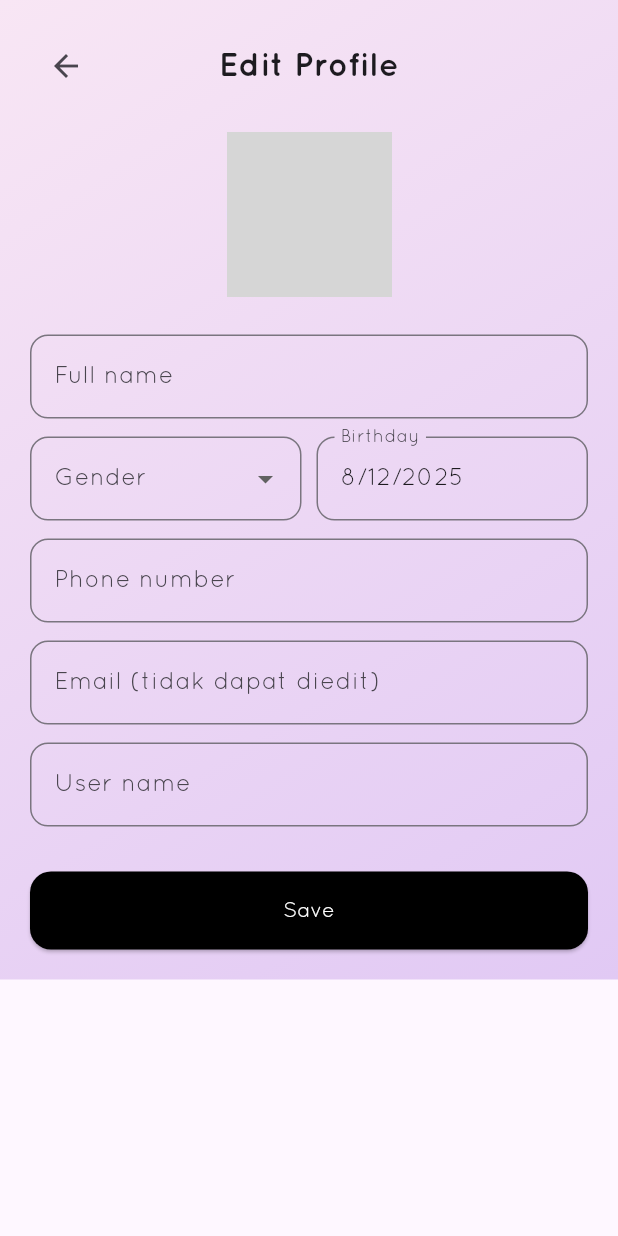
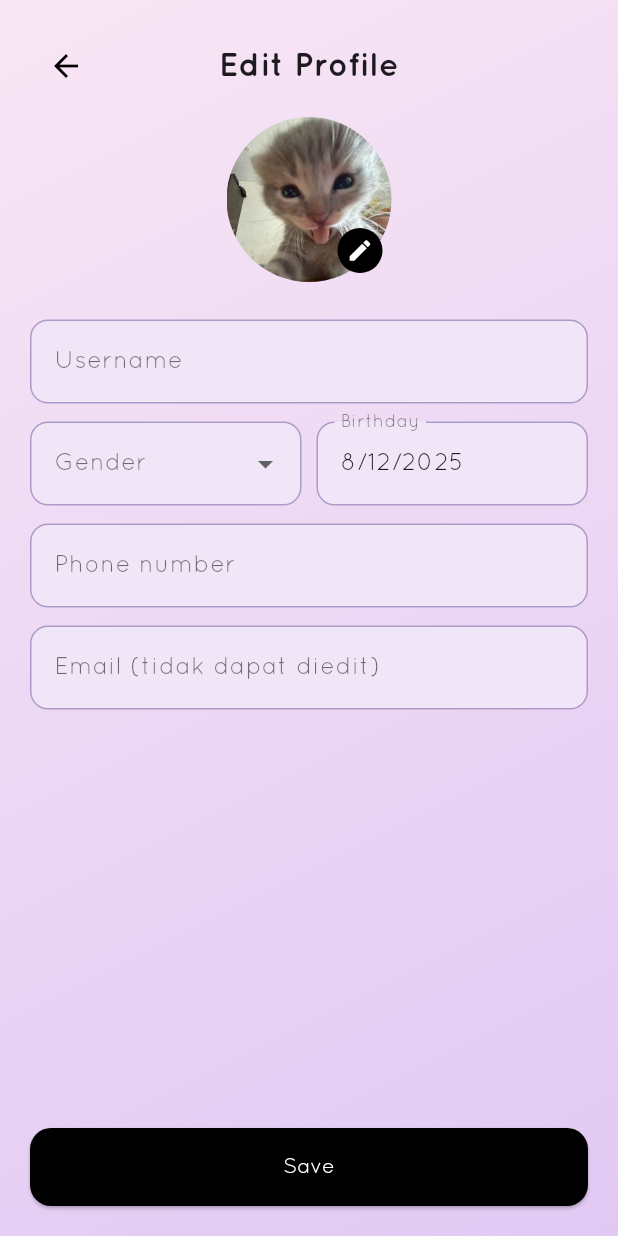
Before and after one commit to zawcompany/MOOD_TRACKER, a Flutter app: the ProfilePage screen opened by its route, after a tap on "Edit Profile", on a phone screen of 412 x 824 dp. Run offline on Flutter 3.47's test engine with Material 3 defaults, Android fonts, the phone set to English and light mode, and no system bars; our stand-ins replace cloud_firestore, firebase_auth, firebase_core; accounts and stored records are empty; grey boxes are pictures that could not be loaded.

Commit message:
feat(profile): Refactor UI Structure, Enhance Input Styling, and Fix Pict Profile

```diff
--- /dev/null
+++ b/devtools_options.yaml
@@ -0,0 +1,3 @@
+description: This file stores settings for Dart & Flutter DevTools.
+documentation: https://docs.flutter.dev/tools/devtools/extensions#configure-extension-enablement-states
+extensions:
--- a/lib/main.dart
+++ b/lib/main.dart
@@ -14,9 +14,6 @@ import 'page/dashboard/presentation/screens/detail_mood_screen.dart';
 import 'page/sign_in_page.dart';
 import 'page/welcome_page.dart';
 import 'page/profile_page.dart';
-import 'page/forgot_password_page.dart';
-import 'page/otp_verification_page.dart';
-import '../../services/reset_new_password_page.dart';
 
 void main() async {
   WidgetsFlutterBinding.ensureInitialized();
--- a/lib/page/dashboard/presentation/widgets/quote_card.dart
+++ b/lib/page/dashboard/presentation/widgets/quote_card.dart
@@ -96,7 +96,7 @@ class _QuoteCardState extends State<QuoteCard> {
           if (snapshot.hasData) {
             final quote = snapshot.data!;
             return _buildQuoteContent(
-              '${quote.content}',
+              quote.content,
               '- ${quote.author}',
               Colors.white,
             );
--- a/lib/page/edit_profile_page.dart
+++ b/lib/page/edit_profile_page.dart
@@ -14,16 +14,18 @@ class _EditProfilePageState extends State<EditProfilePage> {
   final AuthService _authService = AuthService();
   final FirebaseFirestore _firestore = FirebaseFirestore.instance;
 
-  final TextEditingController _nameController = TextEditingController();
+  final TextEditingController _usernameController = TextEditingController();
   final TextEditingController _phoneController = TextEditingController();
   final TextEditingController _emailController = TextEditingController();
-  final TextEditingController _usernameController = TextEditingController();
   final TextEditingController _birthdayController = TextEditingController();
 
   String _gender = "Male";
   DateTime? _selectedDate;
   bool _isLoading = false;
   bool _isProfileLoading = true;
+
+  // definisikan warna ungu untuk border
+  final Color _purpleBorderColor = const Color.fromARGB(177, 142, 120, 179);
 
   @override
   void initState() {
@@ -33,10 +35,9 @@ class _EditProfilePageState extends State<EditProfilePage> {
 
   @override
   void dispose() {
-    _nameController.dispose();
+    _usernameController.dispose();
     _phoneController.dispose();
     _emailController.dispose();
-    _usernameController.dispose();
     _birthdayController.dispose();
     super.dispose();
   }
@@ -49,7 +50,6 @@ class _EditProfilePageState extends State<EditProfilePage> {
       return;
     }
 
-    _nameController.text = user.displayName ?? '';
     _emailController.text = user.email ?? '';
 
     try {
@@ -59,13 +59,15 @@ class _EditProfilePageState extends State<EditProfilePage> {
         final data = doc.data()!;
         _phoneController.text = data['phone'] ?? '';
         _gender = data['gender'] ?? 'Male';
-        _usernameController.text = data['username'] ?? '';
+        _usernameController.text = data['username'] ?? user.displayName ?? '';
 
         if (data['birthday'] is Timestamp) {
           _selectedDate = (data['birthday'] as Timestamp).toDate();
           _birthdayController.text =
               "${_selectedDate!.day}/${_selectedDate!.month}/${_selectedDate!.year}";
         }
+      } else {
+         _usernameController.text = user.displayName ?? '';
       }
     } catch (e) {
       debugPrint("Error loading profile data: $e");
@@ -75,10 +77,10 @@ class _EditProfilePageState extends State<EditProfilePage> {
   }
 
   Future<void> _handleSave() async {
-    if (_nameController.text.trim().isEmpty) {
+    if (_usernameController.text.trim().isEmpty) {
       if (!mounted) return;
       ScaffoldMessenger.of(context).showSnackBar(
-        const SnackBar(content: Text('Nama tidak boleh kosong.')),
+        const SnackBar(content: Text('Username tidak boleh kosong.')),
       );
       return;
     }
@@ -90,7 +92,7 @@ class _EditProfilePageState extends State<EditProfilePage> {
 
     try {
       await _authService.updateUserData(
-        name: _nameController.text.trim(),
+        name: _usernameController.text.trim(),
         email: _emailController.text.trim(),
       );
 
@@ -103,11 +105,12 @@ class _EditProfilePageState extends State<EditProfilePage> {
       });
 
       if (!mounted) return;
-      Navigator.pop(context);
 
       ScaffoldMessenger.of(context).showSnackBar(
         const SnackBar(content: Text('Profil berhasil diperbarui!')),
       );
+      Navigator.pop(context);
+
     } catch (e) {
       if (!mounted) return;
       ScaffoldMessenger.of(context).showSnackBar(
@@ -143,19 +146,23 @@ class _EditProfilePageState extends State<EditProfilePage> {
       );
     }
 
-    return Scaffold(
-      body: Container(
+    return Container(
       decoration: _bgGradient(),
-        child: SafeArea(
-          child: SingleChildScrollView(
-            padding: const EdgeInsets.all(20),
+      child: Scaffold(
+        backgroundColor: Colors.transparent,
+        body: SafeArea(
           child: Column(
             children: [
-                Row(
+              // headernya (button back dan title)
+              Padding(
+                padding: const EdgeInsets.only(
+                    left: 20, right: 20, top: 20, bottom: 10),
+                child: Row(
                   children: [
                     IconButton(
                       onPressed: () => Navigator.pop(context),
                       icon: const Icon(Icons.arrow_back),
+                      color: Colors.black,
                     ),
                     const Expanded(
                       child: Text(
@@ -168,15 +175,21 @@ class _EditProfilePageState extends State<EditProfilePage> {
                     const SizedBox(width: 48),
                   ],
                 ),
+              ),
 
-                const SizedBox(height: 20),
-
+              // formulir
+              Expanded(
+                child: SingleChildScrollView(
+                  padding: const EdgeInsets.symmetric(horizontal: 20),
+                  child: Column(
+                    children: [
+                      // Profile Picture
                       Stack(
                         alignment: Alignment.center,
                         children: [
                           const CircleAvatar(
                             radius: 55,
-                      backgroundImage: AssetImage("assets/profile.png"),
+                            backgroundImage: AssetImage("assets/images/profileMT.jpg"),
                           ),
                           Positioned(
                             right: 6,
@@ -196,7 +209,8 @@ class _EditProfilePageState extends State<EditProfilePage> {
 
                       const SizedBox(height: 25),
 
-                _input("Full name", _nameController),
+                      // input Fields
+                      _input("Username", _usernameController),
                       const SizedBox(height: 12),
 
                       Row(
@@ -204,7 +218,6 @@ class _EditProfilePageState extends State<EditProfilePage> {
                           Expanded(
                             child: DropdownButtonFormField<String>(
                               initialValue: _gender,
-
                               items: const [
                                 DropdownMenuItem(value: "Male", child: Text("Male")),
                                 DropdownMenuItem(
@@ -236,12 +249,16 @@ class _EditProfilePageState extends State<EditProfilePage> {
                         decoration: _inputDec("Email (tidak dapat diedit)"),
                       ),
 
-                const SizedBox(height: 12),
-                _input("User name", _usernameController),
+                      const SizedBox(height: 10),
+                    ],
+                  ),
+                ),
+              ),
 
-                const SizedBox(height: 30),
-
-                SizedBox(
+              // button save
+              Padding(
+                padding: const EdgeInsets.all(20),
+                child: SizedBox(
                   width: double.infinity,
                   child: ElevatedButton(
                     style: ElevatedButton.styleFrom(
@@ -264,8 +281,8 @@ class _EditProfilePageState extends State<EditProfilePage> {
                             style: TextStyle(color: Colors.white)),
                   ),
                 ),
+              ),
             ],
-            ),
           ),
         ),
       ),
@@ -282,7 +299,25 @@ class _EditProfilePageState extends State<EditProfilePage> {
   InputDecoration _inputDec(String label) {
     return InputDecoration(
       labelText: label,
-      border: OutlineInputBorder(borderRadius: BorderRadius.circular(12)),
+      labelStyle: const TextStyle(color: Colors.black54),
+      // Styling untuk border yang fokus (saat diklik)
+      focusedBorder: OutlineInputBorder(
+        borderRadius: BorderRadius.circular(12),
+        borderSide: BorderSide(color: _purpleBorderColor, width: 1.0),
+      ),
+      // Styling untuk border normal (saat tidak fokus)
+      enabledBorder: OutlineInputBorder(
+        borderRadius: BorderRadius.circular(12),
+        borderSide: BorderSide(color: _purpleBorderColor, width: 1.0),
+      ),
+
+      // Styling untuk border default
+      border: OutlineInputBorder(
+        borderRadius: BorderRadius.circular(12),
+        borderSide: BorderSide(color: _purpleBorderColor, width: 1.0),
+      ),
+      filled: true,
+      fillColor: const Color(0xFFF1E6F7),
     );
   }
 
--- a/lib/page/profile_page.dart
+++ b/lib/page/profile_page.dart
@@ -99,7 +99,7 @@ class ProfilePage extends StatelessWidget {
 
           const CircleAvatar(
             radius: 55,
-            backgroundImage: AssetImage("assets/profile.png"),
+            backgroundImage: AssetImage("assets/images/profileMT.jpg"),
           ),
 
           const SizedBox(height: 12),
--- a/lib/page/sign_in_page.dart
+++ b/lib/page/sign_in_page.dart
@@ -1,7 +1,6 @@
 import 'package:flutter/material.dart';
 import 'package:firebase_auth/firebase_auth.dart';
 import '../../services/auth_service.dart';
-import 'custom_navbar_screen.dart';
 import 'sign_up_page.dart';
 import 'choose_mood.dart';
 
```
Also changed, not shown: assets/images/profileMT.jpg (added). Lines whose indentation alone changed are shown as unchanged.
